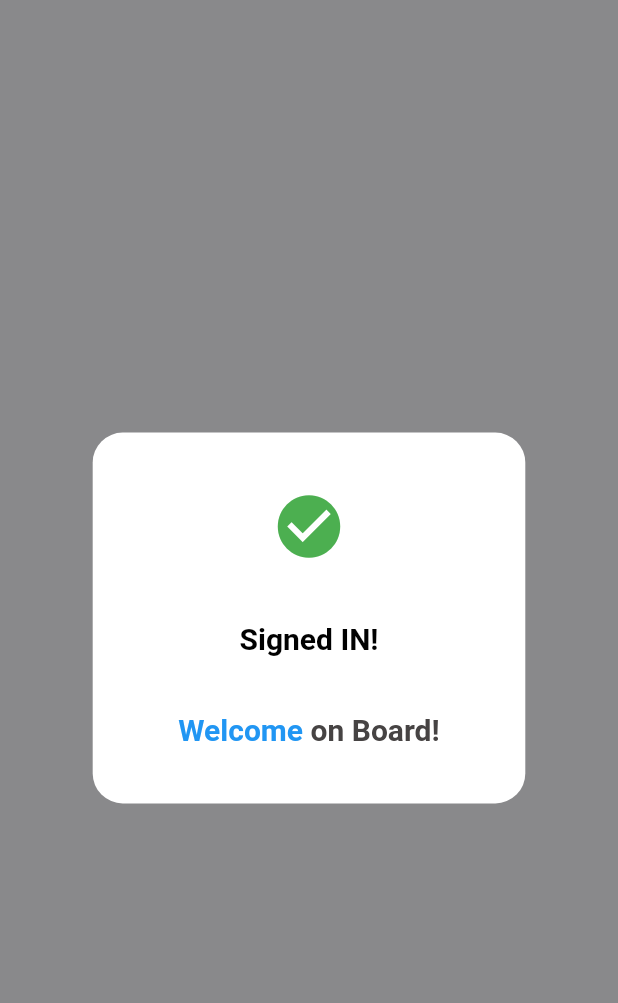
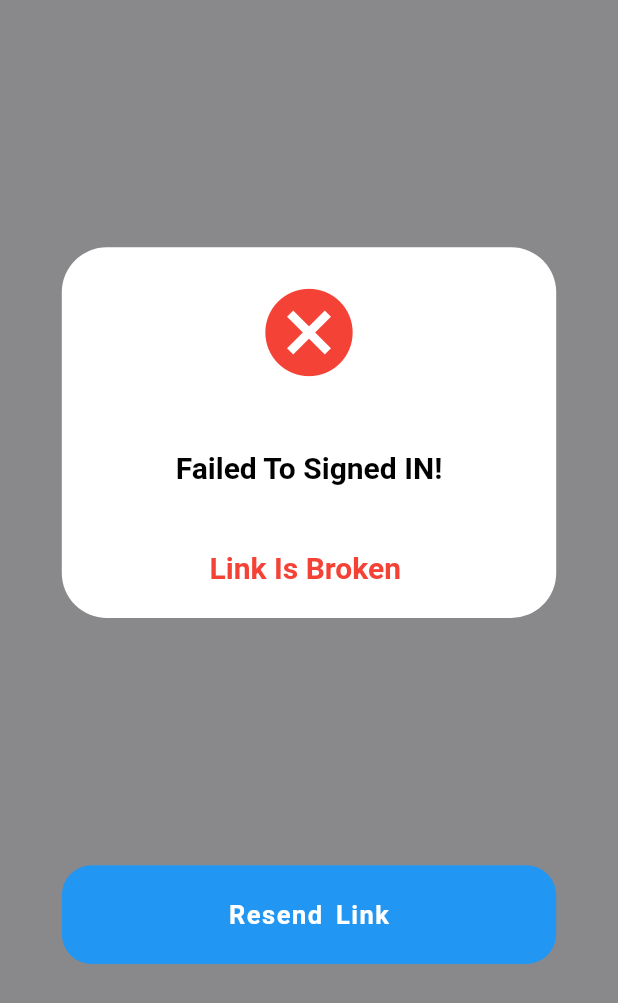
Before and after one commit to manojbhatta500/mobi_esim, a Flutter app: the Verify screen opened by its route, after a tap on "Verify", on a phone screen of 412 x 824 dp. Shown: the top 1003 px of the screen. Run offline on Flutter 3.47's test engine with Material 2 defaults, Android fonts, the phone set to English and light mode, and no system bars; our stand-ins replace pin_code_fields; missing offline and left inert: country_flags; statements that could not run were skipped.

Commit message:
updated screen

```diff
--- a/lib/main.dart
+++ b/lib/main.dart
@@ -1,4 +1,5 @@
 import 'package:flutter/material.dart';
+import 'package:mobi_esim/screens/signup/failed_sign_in.dart';
 import 'package:mobi_esim/screens/faq.dart';
 import 'package:mobi_esim/screens/navbar/countrybundle.dart';
 import 'package:mobi_esim/screens/signup/signup.dart';
@@ -33,7 +34,8 @@ class _RootState extends State<Root> {
         '/verify': (context) => Verify(),
         '/welcome': (context) => Welcome(),
         '/country': (context) => CountryBundle(),
-        '/faq': (context) => Faq()
+        '/faq': (context) => Faq(),
+        '/failed': (context) => FailedSignin()
       },
     );
   }
--- /dev/null
+++ b/lib/screens/signup/failed_sign_in.dart
@@ -0,0 +1,97 @@
+import 'package:flutter/material.dart';
+
+class FailedSignin extends StatefulWidget {
+  const FailedSignin({super.key});
+
+  @override
+  State<FailedSignin> createState() => _FailedSigninState();
+}
+
+class _FailedSigninState extends State<FailedSignin> {
+  @override
+  Widget build(BuildContext context) {
+    double width = MediaQuery.of(context).size.width;
+    double height = MediaQuery.of(context).size.height;
+    return Scaffold(
+      body: SingleChildScrollView(
+        child: Container(
+          height: height,
+          width: double.infinity,
+          color: Color(0xff8019191c),
+          child: Column(
+            mainAxisAlignment: MainAxisAlignment.start,
+            children: [
+              SizedBox(
+                height: 0.2 * height,
+              ),
+              Center(
+                  child: Container(
+                height: 0.3 * height,
+                width: 0.8 * width,
+                decoration: BoxDecoration(
+                  color: Colors.white,
+                  borderRadius: BorderRadius.circular(30),
+                ),
+                child: Column(
+                  mainAxisAlignment: MainAxisAlignment.spaceAround,
+                  children: [
+                    Icon(
+                      Icons.cancel,
+                      color: Colors.red,
+                      size: 70,
+                    ),
+                    Text(
+                      'Failed To Signed IN!',
+                      style: TextStyle(
+                          color: Color(0xff010101),
+                          fontSize: 20,
+                          fontWeight: FontWeight.w600),
+                    ),
+                    Row(
+                      mainAxisAlignment: MainAxisAlignment.center,
+                      children: [
+                        Text(
+                          'Link Is Broken ',
+                          style: TextStyle(
+                              color: Colors.red,
+                              fontSize: 20,
+                              fontWeight: FontWeight.w600),
+                        ),
+                      ],
+                    )
+                  ],
+                ),
+              )),
+              SizedBox(
+                height: 0.2 * height,
+              ),
+              GestureDetector(
+                onTap: () {
+                  Navigator.pushNamed(context, '/welcome');
+                },
+                child: Container(
+                  height: 0.08 * height,
+                  width: 0.8 * width,
+                  decoration: BoxDecoration(
+                      color: Colors.blue,
+                      borderRadius: BorderRadius.circular(20)),
+                  child: Center(
+                    child: Text(
+                      'Resend Link',
+                      style: TextStyle(
+                          fontSize: 17,
+                          color: Colors.white,
+                          wordSpacing: 3,
+                          letterSpacing: 1,
+                          fontWeight: FontWeight.bold),
+                    ),
+                  ),
+                ),
+              )
+            ],
+          ),
+        ),
+      ),
+    );
+  }
+}
--- a/lib/screens/signup/verifypage.dart
+++ b/lib/screens/signup/verifypage.dart
@@ -117,7 +117,7 @@ class Verify extends StatelessWidget {
             ),
             GestureDetector(
               onTap: () {
-                Navigator.pushNamed(context, '/welcome');
+                Navigator.pushNamed(context, '/failed'); //'/welcome'
               },
               child: Container(
                 height: 0.07 * height,
```
Also changed, not shown: lib/customwiget/profile_menu.dart (added, +45 -0 lines), lib/screens/navbar/profilepage.dart (deleted, +0 -16 lines), lib/screens/navbar/profilepages/profilepage.dart (added, +54 -0 lines), lib/customwiget/countrydetails.dart (renamed from lib/screens/countrydetails.dart), lib/screens/navbar/countrybundles/countrybundle.dart (renamed from lib/screens/navbar/countrybundle.dart), lib/screens/navbar/countrybundles/tabpages/countrylist.dart (renamed from lib/screens/tabpages/countrylist.dart), lib/screens/navbar/countrybundles/tabpages/global.dart (renamed from lib/screens/tabpages/global.dart), lib/screens/navbar/countrybundles/tabpages/regions.dart (renamed from lib/screens/tabpages/regions.dart), lib/screens/navbar/profilepages/deleteacc.dart (renamed from lib/screens/deleteacc.dart), lib/screens/navbar/profilepages/faq.dart (renamed from lib/screens/faq.dart).
